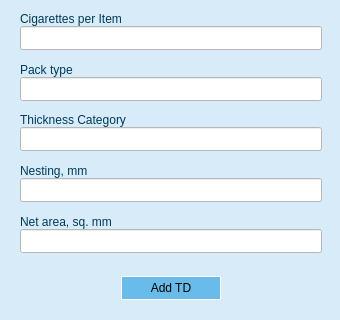
Before: the Qt Designer form gui/add_td_v2.ui in Dant-di/Calculators, drawn with Qt 5; both pictures show x 0 to 340 and y 568 to 888 of the 340 by 888 pixel window.
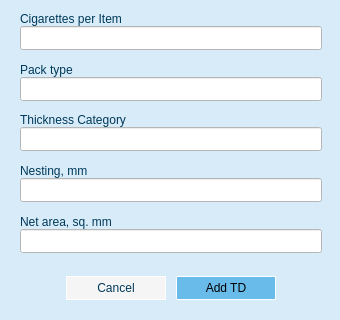
After: the same form once the commit is applied.

Commit message: Finalized Inks and Layout calculators.

The edit to the form file:
```diff
--- a/gui/add_td_v2.ui
+++ b/gui/add_td_v2.ui
@@ -19,7 +19,7 @@
   <property name="styleSheet">
    <string notr="true">background-color: rgb(215, 235, 248);</string>
   </property>
-  <widget class="QWidget" name="">
+  <widget class="QWidget" name="layoutWidget">
    <property name="geometry">
     <rect>
      <x>10</x>
@@ -1312,6 +1312,48 @@
         </property>
        </spacer>
       </item>
+      <item>
+       <widget class="QPushButton" name="cancel_button">
+        <property name="sizePolicy">
+         <sizepolicy hsizetype="Fixed" vsizetype="Fixed">
+          <horstretch>0</horstretch>
+          <verstretch>0</verstretch>
+         </sizepolicy>
+        </property>
+        <property name="minimumSize">
+         <size>
+          <width>100</width>
+          <height>24</height>
+         </size>
+        </property>
+        <property name="maximumSize">
+         <size>
+          <width>999999</width>
+          <height>999999</height>
+         </size>
+        </property>
+        <property name="styleSheet">
+         <string notr="true">QPushButton {
+     border: 1px solid #ffffff;
+	background-color: #f5f5f5;
+	font: 10pt &quot;Segoe UI&quot;; color: rgb(0, 57, 90)
+}
+
+QPushButton:hover {
+	background-color: #ffffff;
+	font: 10pt &quot;Segoe UI&quot;; color: rgb(0, 57, 90)
+}
+
+QPushButton:pressed {
+     background-color: #AFD8F2;
+	font: 10pt &quot;Segoe UI&quot;; color: rgb(0, 57, 90)
+}</string>
+        </property>
+        <property name="text">
+         <string>Cancel</string>
+        </property>
+       </widget>
+      </item>
       <item>
        <widget class="QPushButton" name="add_td_button">
         <property name="sizePolicy">
```
The commit also changes 3 other files.
